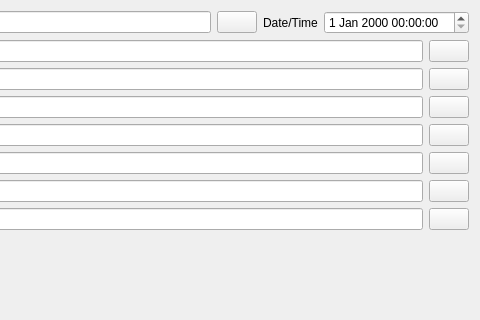
The window that src/widgets/timestampwidget.ui (N1vn0vem8er/cutetoolbox) describes before a commit, drawn with Qt 5; both pictures show x 281 to 761 and y 0 to 320 of the 761 by 581 pixel window.
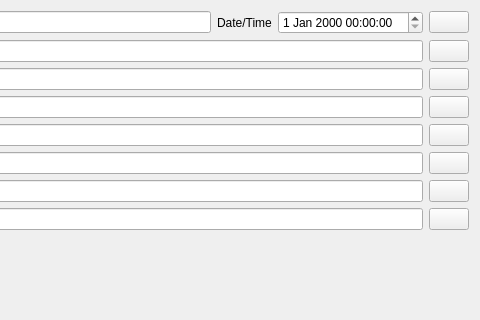
The same window after the commit. Icons and pictures are not drawn.

Commit message: Implemented updating time for timestampwidget

What changed in the file:
```diff
--- a/src/widgets/timestampwidget.ui
+++ b/src/widgets/timestampwidget.ui
@@ -39,6 +39,16 @@
      <item>
       <widget class="QLineEdit" name="currentTime"/>
      </item>
+     <item>
+      <widget class="QLabel" name="label_2">
+       <property name="text">
+        <string>Date/Time</string>
+       </property>
+      </widget>
+     </item>
+     <item>
+      <widget class="QDateTimeEdit" name="dateTimeEdit"/>
+     </item>
      <item>
       <widget class="QPushButton" name="refreshTimeButton">
        <property name="toolTip">
@@ -52,16 +62,6 @@
        </property>
       </widget>
      </item>
-     <item>
-      <widget class="QLabel" name="label_2">
-       <property name="text">
-        <string>Date/Time</string>
-       </property>
-      </widget>
-     </item>
-     <item>
-      <widget class="QDateTimeEdit" name="dateTimeEdit"/>
-     </item>
     </layout>
    </item>
    <item>
```
Left out of the diff: 2 changed lines with no effect on the pictures. The commit also changes 3 other files.
